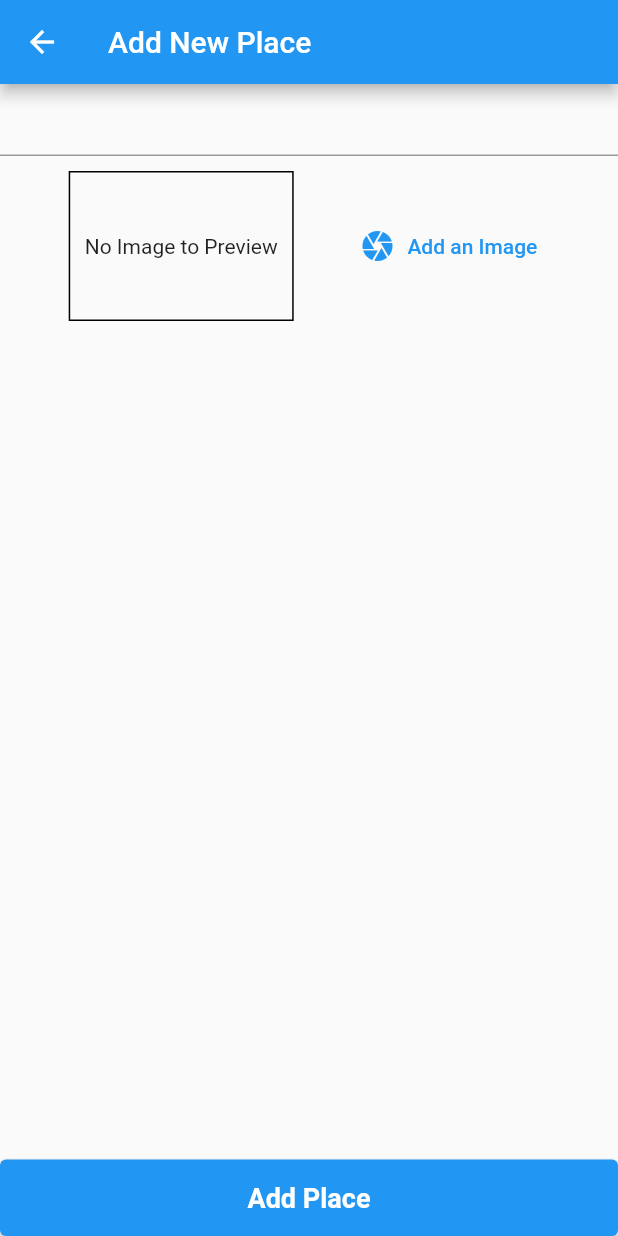
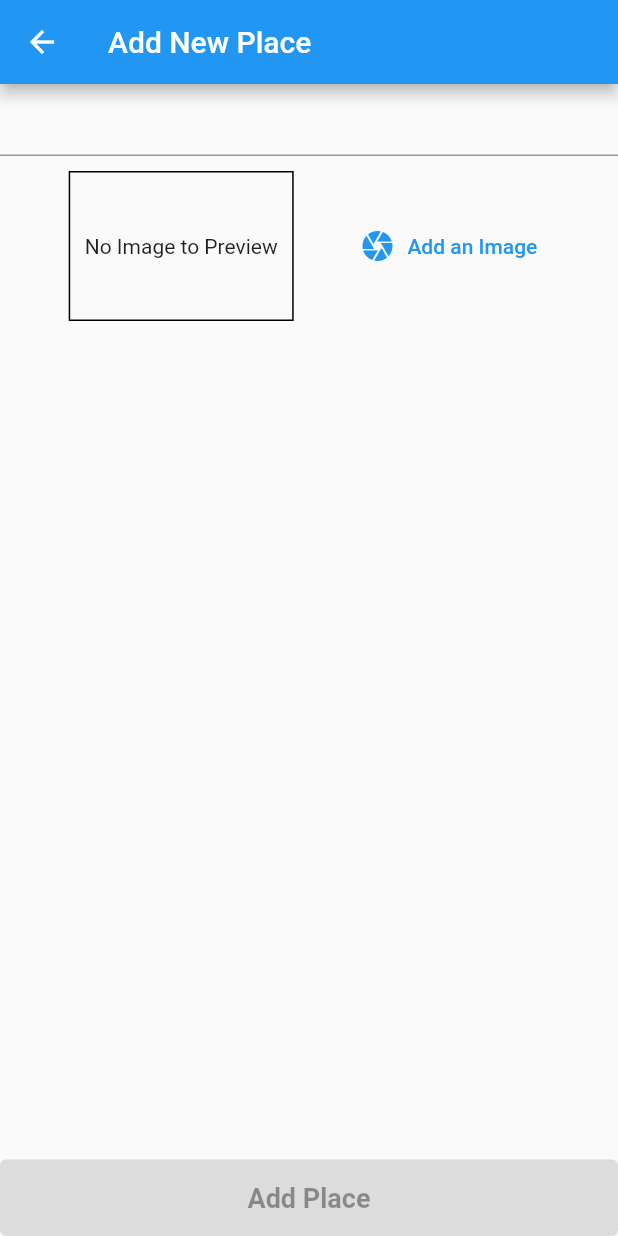
Before and after one commit to akram-mohammad/greatplaces, a Flutter app: the screen it shows after launch, after a tap on the "add" icon, on a phone screen of 412 x 824 dp. Run offline on Flutter 3.47's test engine with Material 2 defaults, Android fonts, the phone set to English and light mode, and no system bars; our stand-ins replace image_picker.

Commit message:
adding place with image succeeded

```diff
--- a/lib/models/place.dart
+++ b/lib/models/place.dart
@@ -3,7 +3,7 @@ import 'dart:io';
 import 'package:flutter/foundation.dart';
 
 class Place {
-  final int id;
+  final DateTime id;
   final String title;
   final String desciption;
   final PlaceLocation location;
--- a/lib/providers/places_provider.dart
+++ b/lib/providers/places_provider.dart
@@ -7,4 +7,9 @@ class PlacesProvider with ChangeNotifier {
   List<Place> get items {
     return [..._items];
   }
+
+  void addPlace(Place place) {
+    _items.add(place);
+    notifyListeners();
+  }
 }
--- a/lib/screens/add_new_place/add_new_place.dart
+++ b/lib/screens/add_new_place/add_new_place.dart
@@ -1,8 +1,37 @@
+import 'dart:io';
+
 import 'package:flutter/cupertino.dart';
 import 'package:flutter/material.dart';
-import 'package:great_places/screens/add_new_place/new_place_inputs_widget.dart';
+import 'package:great_places/models/place.dart';
+import 'package:great_places/providers/places_provider.dart';
+import 'package:great_places/screens/add_new_place/new_image_input_widget.dart';
+import 'package:provider/provider.dart';
 
-class AddNewPlace extends StatelessWidget {
+class AddNewPlace extends StatefulWidget {
+  @override
+  _AddNewPlaceState createState() => _AddNewPlaceState();
+}
+
+class _AddNewPlaceState extends State<AddNewPlace> {
+  File pickedImage;
+  String textController = '';
+
+  void savePlace(val) {
+    setState(() {
+      pickedImage = val;
+    });
+  }
+
+  void _addPlace() {
+    Place _newPlace = new Place(
+        id: DateTime.now(),
+        title: textController,
+        image: pickedImage,
+        location: null);
+    Provider.of<PlacesProvider>(context, listen: false).addPlace(_newPlace);
+    Navigator.pop(context);
+  }
+
   @override
   Widget build(BuildContext context) {
     return Scaffold(
@@ -13,10 +42,23 @@ class AddNewPlace extends StatelessWidget {
         crossAxisAlignment: CrossAxisAlignment.stretch,
         children: [
           Expanded(
-            child: NewPlaceInputs(),
+            child: Column(
+              children: [
+                TextFormField(
+                  onChanged: (val) {
+                    setState(() {
+                      textController = val;
+                    });
+                  },
+                ),
+                ImageInput(savePlace),
+              ],
+            ),
           ),
           ElevatedButton(
-            onPressed: () {},
+            onPressed: (textController.isEmpty || pickedImage == null)
+                ? null
+                : _addPlace,
             child: Padding(
               padding: const EdgeInsets.symmetric(vertical: 15.0),
               child: Text(
--- a/lib/screens/add_new_place/new_image_input_widget.dart
+++ b/lib/screens/add_new_place/new_image_input_widget.dart
@@ -6,6 +6,8 @@ import 'package:path_provider/path_provider.dart';
 import 'package:path/path.dart' as path;
 
 class ImageInput extends StatefulWidget {
+  final Function savePlace;
+  ImageInput(this.savePlace);
   @override
   _ImageInputState createState() => _ImageInputState();
 }
@@ -25,14 +27,12 @@ class _ImageInputState extends State<ImageInput> {
     final String appDocPath = path.basename(imageFile.path);
     final savedImage =
         await _pickedImage.copy(path.join(appDocDir.path, appDocPath));
+    widget.savePlace(savedImage);
   }
 
   @override
   Widget build(BuildContext context) {
-    return Column(
-      children: [
-        TextFormField(),
-        Padding(
+    return Padding(
       padding: const EdgeInsets.all(10.0),
       child: Row(
         mainAxisAlignment: MainAxisAlignment.spaceEvenly,
@@ -62,8 +62,6 @@ class _ImageInputState extends State<ImageInput> {
           )
         ],
       ),
-        )
-      ],
     );
   }
 }
--- a/lib/screens/add_new_place/new_place_inputs_widget.dart
+++ /dev/null
@@ -1,9 +0,0 @@
-import 'package:flutter/material.dart';
-import 'package:great_places/screens/add_new_place/new_image_input_widget.dart';
-
-class NewPlaceInputs extends StatelessWidget {
-  @override
-  Widget build(BuildContext context) {
-    return ImageInput();
-  }
-}
--- a/lib/widgets/place_tile.dart
+++ b/lib/widgets/place_tile.dart
@@ -1,7 +1,12 @@
+import 'dart:io';
+
 import 'package:flutter/material.dart';
 import 'package:great_places/screens/place_details_screen.dart';
 
 class PlaceListTile extends StatelessWidget {
+  final File image;
+  final String title;
+  PlaceListTile({this.image, this.title});
   @override
   Widget build(BuildContext context) {
     return ListTile(
@@ -10,12 +15,10 @@ class PlaceListTile extends StatelessWidget {
             context, MaterialPageRoute(builder: (ctx) => PlaceDetailsScreen()));
       },
       leading: CircleAvatar(
-        backgroundImage: AssetImage(
-          'assets/images/TestImg.jpg',
-        ),
+        backgroundImage: FileImage(image),
         radius: 22.0,
       ),
-      title: Text('Hello World'),
+      title: Text(title),
       subtitle: Text('This is the Address'),
     );
   }
--- a/lib/widgets/places_list.dart
+++ b/lib/widgets/places_list.dart
@@ -1,13 +1,24 @@
 import 'package:flutter/material.dart';
+import 'package:great_places/providers/places_provider.dart';
 import 'package:great_places/widgets/place_tile.dart';
+import 'package:provider/provider.dart';
 
 class PlacesList extends StatelessWidget {
   @override
   Widget build(BuildContext context) {
-    return ListView.builder(
-        itemCount: 3,
-        itemBuilder: (ctx, index) {
-          return PlaceListTile();
-        });
+    return Consumer<PlacesProvider>(
+      child: Text('No Places to Show'),
+      builder: (ctx, placeItem, ch) => placeItem == null
+          ? ch
+          : ListView.builder(
+              itemCount: placeItem.items.length,
+              itemBuilder: (ctx, index) {
+                return PlaceListTile(
+                  title: placeItem.items[index].title,
+                  image: placeItem.items[index].image,
+                );
+              },
+            ),
+    );
   }
 }
```
Lines whose indentation alone changed are shown as unchanged.
